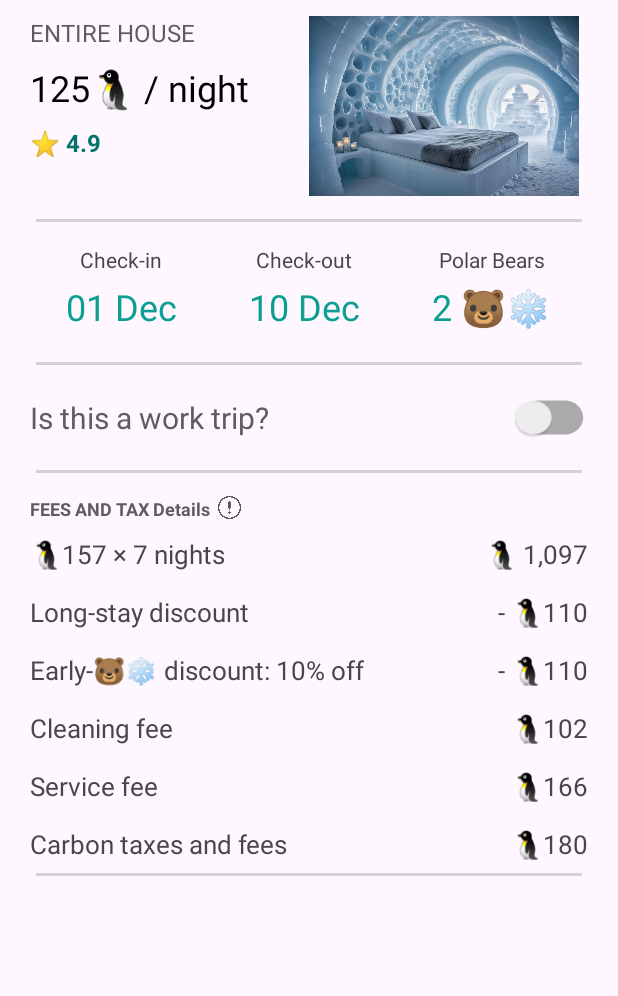
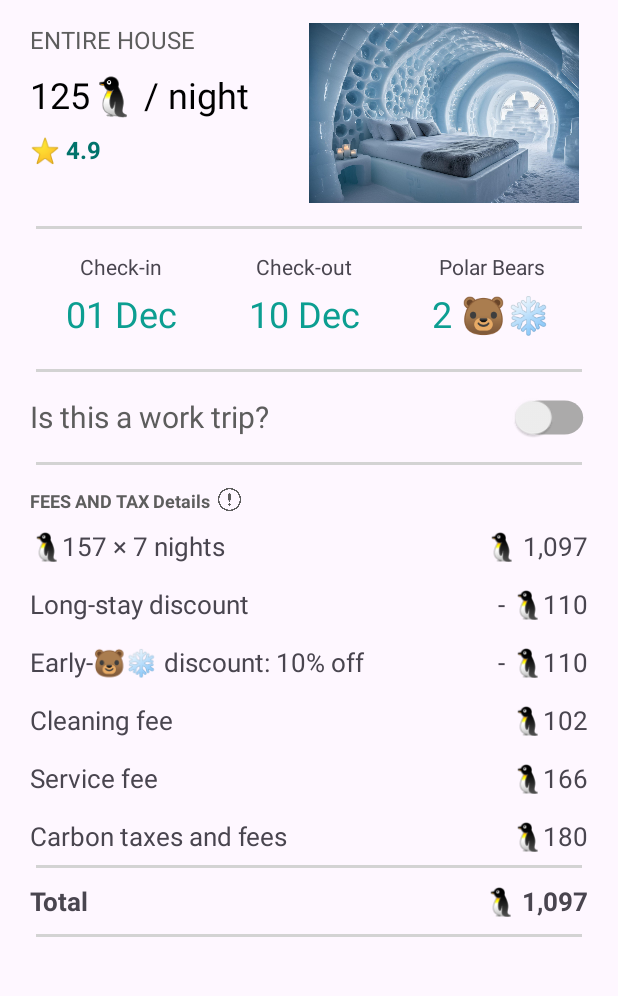
Before and after one commit to shigenogoro/and101_week03, an Android app: the screen it shows after launch (MainActivity), on a phone screen of 412 x 824 dp, the part 75-1071 px from its top. Run offline under Robolectric (Android 15) with nearby library versions, the phone set to English and light mode, and no system bars.

Commit message:
Block5: Total Price Block

```diff
--- a/app/src/main/res/layout/activity_main.xml
+++ b/app/src/main/res/layout/activity_main.xml
@@ -24,9 +24,9 @@
 
 
     <LinearLayout
+        android:id="@+id/app_content"
         android:layout_width="match_parent"
-        android:layout_height="match_parent"
-        android:layout_marginTop="45dp"
+        android:layout_height="wrap_content"
         android:orientation="vertical"
         app:layout_constraintStart_toStartOf="parent"
         app:layout_constraintTop_toBottomOf="@id/app_title">
@@ -192,7 +192,7 @@
         <LinearLayout
             android:id="@+id/work_trip_info_block"
             android:layout_width="match_parent"
-            android:layout_height="70dp"
+            android:layout_height="60dp"
             android:orientation="horizontal"
             android:gravity="center_vertical">
 
@@ -435,7 +435,50 @@
             app:layout_constraintStart_toStartOf="parent"
             app:layout_constraintTop_toBottomOf="@id/check_in_check_out_block" />
 
+        <!-- Block 5: Total Price -->
+        <LinearLayout
+            android:id="@+id/total_price_row"
+            android:layout_width="match_parent"
+            android:layout_height="wrap_content"
+            android:layout_marginStart="20dp"
+            android:layout_marginTop="10dp"
+            android:layout_marginEnd="20dp"
+            android:orientation="horizontal"
+            app:layout_constraintTop_toBottomOf="@id/division_line4"
+            app:layout_constraintStart_toStartOf="parent">
+
+            <TextView
+                android:layout_width="0dp"
+                android:layout_height="wrap_content"
+                android:layout_weight="3"
+                android:gravity="start"
+                android:text="@string/total_price_title"
+                android:textStyle="bold"
+                android:textSize="17sp" />
+
+            <TextView
+                android:layout_width="0dp"
+                android:layout_height="wrap_content"
+                android:layout_weight="1"
+                android:gravity="end"
+                android:text="@string/number_of_nights_value"
+                android:textStyle="bold"
+                android:textSize="17sp" />
+        </LinearLayout>
+
     </LinearLayout>
+
+    <!-- Division Line -->
+    <View
+        android:id="@+id/division_line5"
+        android:layout_width="match_parent"
+        android:layout_height="2dp"
+        android:layout_marginStart="24dp"
+        android:layout_marginEnd="24dp"
+        android:layout_marginTop="10dp"
+        android:background="@color/light_grey"
+        app:layout_constraintStart_toStartOf="parent"
+        app:layout_constraintTop_toBottomOf="@id/app_content" />
 
 
 
--- a/app/src/main/res/values/strings.xml
+++ b/app/src/main/res/values/strings.xml
@@ -34,4 +34,8 @@
     <string name="carbon_taxes_fee_title">Carbon taxes and fees</string>
     <string name="carbon_taxes_fee_value">🐧180</string>
 
+<!--        Block 5: Total Price  -->
+    <string name="total_price_title">Total</string>
+    <string name="total_price_value">🐧1,097</string>
+
 </resources>
```
